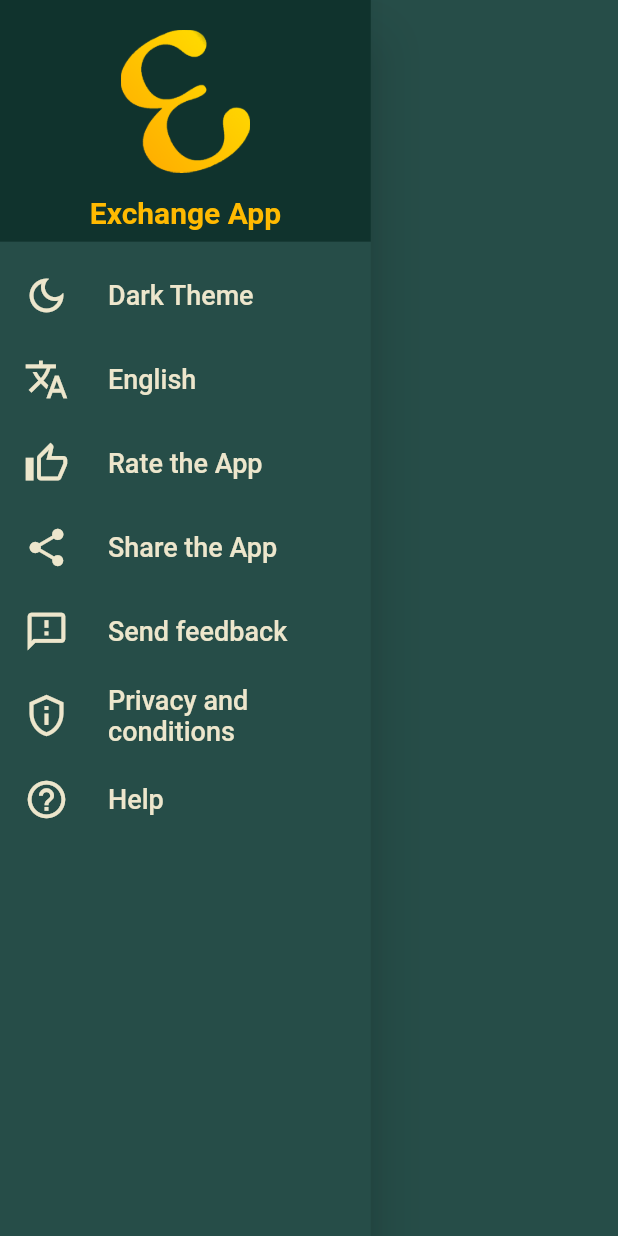
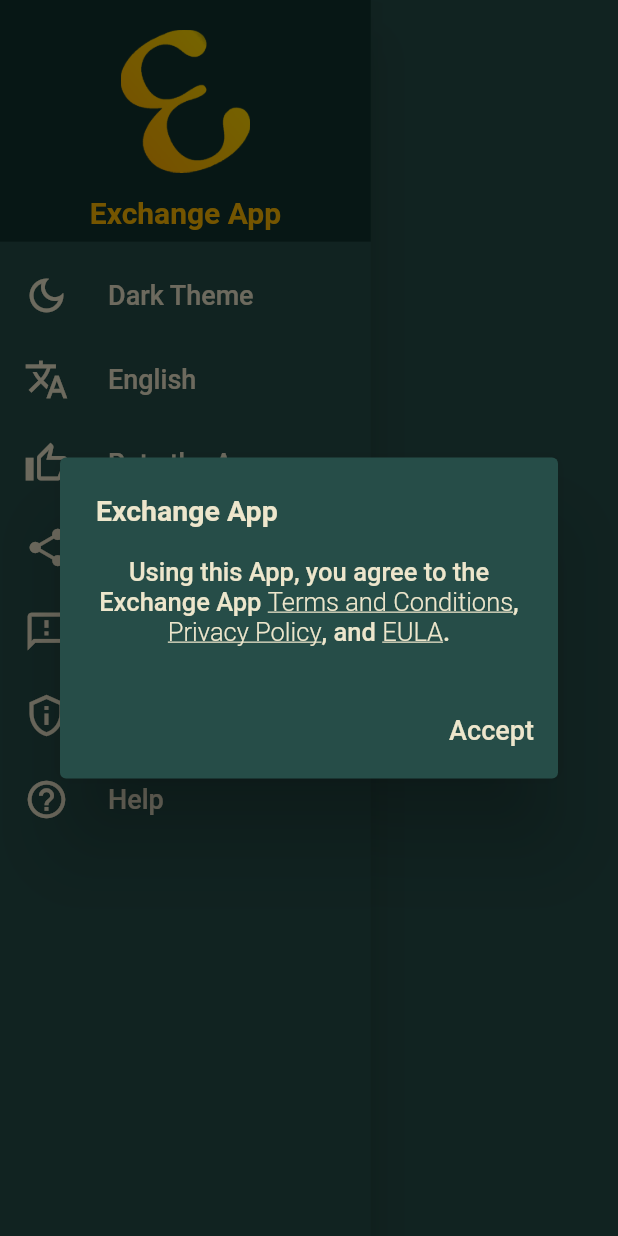
Before and after one commit to contrer-ju/pro-ExchangeApp, a Flutter app: the DrawerMenu widget shown alone on an empty page, opened directly, after a tap on "Tema Claro", after a tap on "Español", after a tap on "Privacy and conditions", on a phone screen of 412 x 824 dp. Run offline on Flutter 3.47's test engine with Material 2 defaults, Android fonts, the phone set to English and light mode, and no system bars; our stand-ins replace cloud_firestore, currency_text_input_formatter, email_validator, firebase_core, fluttertoast, google_mobile_ads and 3 more; missing offline and left inert: dart_ping; accounts and stored records are empty; network calls fail; Roboto replaces fonts that are missing (SF-UI-DISPLAY).

Commit message:
Add terms and conditions dialog, which leads to Terms, Privacy and EULA screens

```diff
--- /dev/null
+++ b/lib/components/dialog_terms.dart
@@ -0,0 +1,64 @@
+import 'package:flutter/gestures.dart';
+import 'package:the_exchange_app/constants/strings.dart';
+import 'package:flutter/material.dart';
+import 'package:provider/provider.dart';
+import 'package:the_exchange_app/provider/theme_provider.dart';
+
+class DialogTerms extends StatelessWidget {
+  const DialogTerms({
+    Key? key,
+  }) : super(key: key);
+
+  @override
+  Widget build(BuildContext context) {
+    TextStyle hyperlink = Theme.of(context).textTheme.headline3!.copyWith(
+        decoration: TextDecoration.underline, fontWeight: FontWeight.w300);
+    bool isEnglish = Provider.of<ThemeProvider>(context).englishOption;
+    return AlertDialog(
+      backgroundColor: Theme.of(context).scaffoldBackgroundColor,
+      title: Text(
+        kAppTitle,
+        style: Theme.of(context).textTheme.headline1,
+      ),
+      content: RichText(
+        textAlign: TextAlign.center,
+        text: TextSpan(
+          text: isEnglish ? kTerms1 : kEsTerms1,
+          style: Theme.of(context).textTheme.headline3,
+          children: <TextSpan>[
+            TextSpan(
+              text: isEnglish ? kTerms2 : kEsTerms2,
+              style: hyperlink,
+              recognizer: TapGestureRecognizer()..onTap = () {},
+            ),
+            TextSpan(text: isEnglish ? kTerms3 : kEsTerms3),
+            TextSpan(
+              text: isEnglish ? kTerms4 : kEsTerms4,
+              style: hyperlink,
+              recognizer: TapGestureRecognizer()..onTap = () {},
+            ),
+            TextSpan(text: isEnglish ? kTerms5 : kEsTerms5),
+            TextSpan(
+              text: isEnglish ? kTerms6 : kEsTerms6,
+              style: hyperlink,
+              recognizer: TapGestureRecognizer()..onTap = () {},
+            ),
+            TextSpan(text: isEnglish ? kTerms7 : kEsTerms7),
+          ],
+        ),
+      ),
+      actions: [
+        TextButton(
+            onPressed: () {
+              Navigator.of(context).pop();
+            },
+            child: Text(
+              Provider.of<ThemeProvider>(context).englishOption
+                  ? kAcceptButton
+                  : kEsAcceptButton,
+              style: Theme.of(context).textTheme.headline2,
+            ))
+      ],
+    );
+  }
+}
--- a/lib/components/drawer_menu.dart
+++ b/lib/components/drawer_menu.dart
@@ -1,5 +1,6 @@
 import 'package:share_plus/share_plus.dart';
 import 'package:the_exchange_app/components/bottom_sheet_send_feedback.dart';
+import 'package:the_exchange_app/components/dialog_terms.dart';
 import 'package:the_exchange_app/constants/strings.dart';
 import 'package:the_exchange_app/provider/selected_currencies_provider.dart';
 import 'package:the_exchange_app/provider/theme_provider.dart';
@@ -167,6 +168,7 @@ class DrawerMenu extends StatelessWidget {
             ),
             onTap: () {
               Scaffold.of(context).closeDrawer();
+              showDialog(context: context, builder: (_) => const DialogTerms());
             },
           ),
           ListTile(
--- a/lib/constants/strings.dart
+++ b/lib/constants/strings.dart
@@ -81,6 +81,16 @@ const List<String> kDropdownButtonList = <String>[
   'I want to report a bug',
   'Others'
 ];
+
+//Terms Dialog Component
+const String kAcceptButton = 'Accept';
+const String kTerms1 = 'Using this App, you agree to the Exchange App ';
+const String kTerms2 = 'Terms and Conditions';
+const String kTerms3 = ', ';
+const String kTerms4 = 'Privacy Policy';
+const String kTerms5 = ', and ';
+const String kTerms6 = 'EULA';
+const String kTerms7 = '.';
 
 //*****************************************************************************/
 
@@ -166,3 +176,13 @@ const List<String> kEsDropdownButtonList = <String>[
   'Deseo reportar un error',
   'Otros'
 ];
+
+//Terms Dialog Component
+const String kEsAcceptButton = 'Aceptar';
+const String kEsTerms1 = 'Al usar esta aplicación, aceptas los ';
+const String kEsTerms2 = 'Términos y condiciones';
+const String kEsTerms3 = ', la ';
+const String kEsTerms4 = 'Política de privacidad';
+const String kEsTerms5 = ' y el ';
+const String kEsTerms6 = 'CLUF';
+const String kEsTerms7 = ' de la aplicación Exchange.';
```
